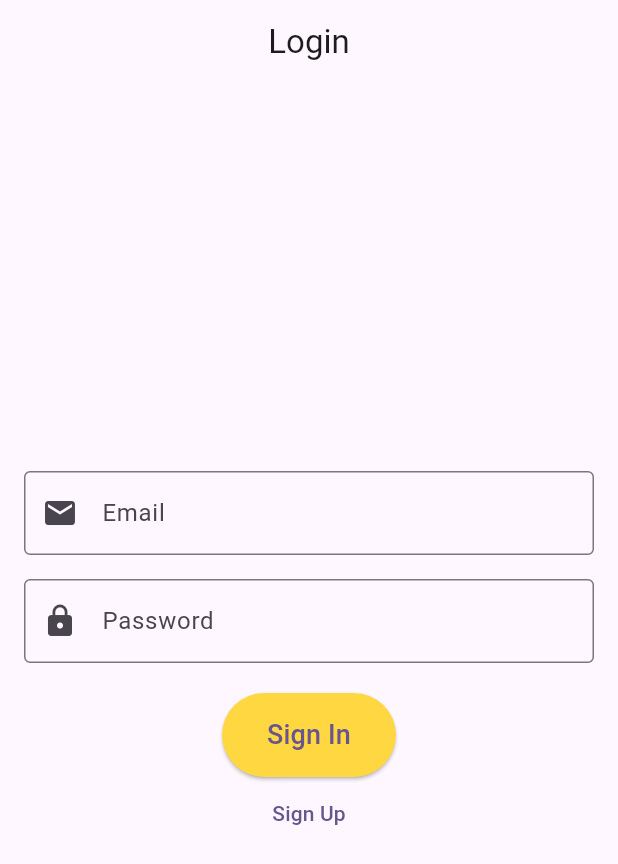
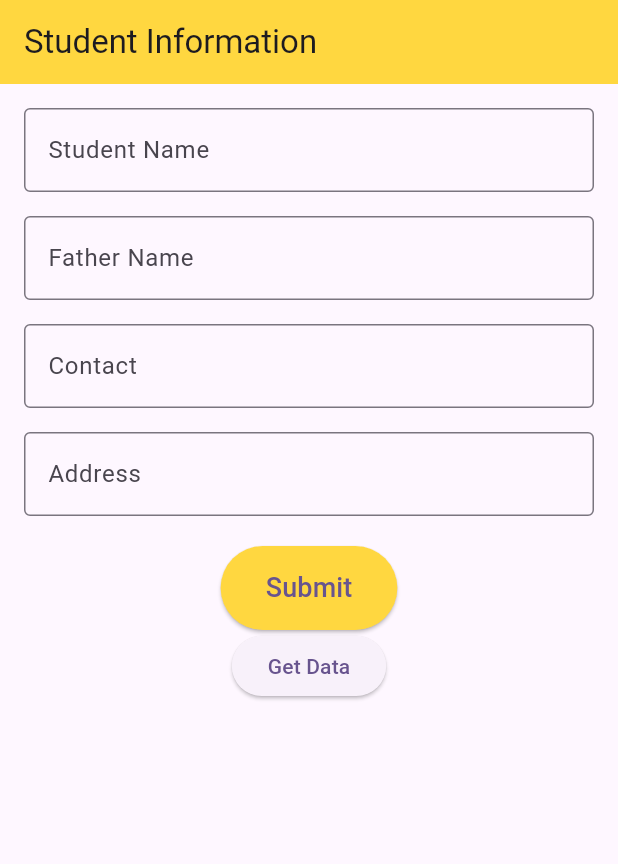
Before and after one commit to Adsoftwares1/batch-3-flutter, a Flutter app: the screen it shows after launch, on a phone screen of 412 x 824 dp. Shown: the top 864 px of the screen. Run offline on Flutter 3.47's test engine with Material 3 defaults, Android fonts, the phone set to English and light mode, and no system bars; our stand-ins replace cached_network_image, cloud_firestore, dotted_border, firebase_auth, firebase_core, google_fonts and 1 more; accounts and stored records are empty.

Commit message:
add data and get data from firestore

```diff
--- /dev/null
+++ b/lib/1_30_2025_firestore_database/get_data_screen.dart
@@ -0,0 +1,46 @@
+
+
+import 'package:cloud_firestore/cloud_firestore.dart';
+import 'package:flutter/material.dart';
+
+class GetDataScreen extends StatelessWidget {
+  @override
+  Widget build(BuildContext context) {
+    return Scaffold(
+      appBar: AppBar(
+        title: Text('User Data'),
+        backgroundColor: Colors.amberAccent,
+      ),
+      body: StreamBuilder<QuerySnapshot>(
+        stream: FirebaseFirestore.instance.collection('students').snapshots(),
+        builder: (context, snapshot) {
+          if (snapshot.connectionState == ConnectionState.waiting) {
+            return Center(child: CircularProgressIndicator());
+          }
+          if (snapshot.hasError) {
+            return Center(child: Text('Error: ${snapshot.error}'));
+          }
+          final data = snapshot.data?.docs;
+
+          return ListView.builder(
+            itemCount: data?.length ?? 0,
+            itemBuilder: (context, index) {
+              var student = data![index];
+              return ListTile(
+                title: Text(student['studentName']),
+                subtitle: Column(
+                  crossAxisAlignment: CrossAxisAlignment.start,
+                  children: [
+                    Text('Father Name: ${student['fatherName']}'),
+                    Text('Contact: ${student['contact']}'),
+                    Text('Address: ${student['address']}'),
+                  ],
+                ),
+              );
+            },
+          );
+        },
+      ),
+    );
+  }
+}
--- /dev/null
+++ b/lib/1_30_2025_firestore_database/insert_data_screen.dart
@@ -0,0 +1,149 @@
+import 'package:cloud_firestore/cloud_firestore.dart';
+import 'package:first_app_batch_3/1_30_2025_firestore_database/get_data_screen.dart';
+import 'package:flutter/material.dart';
+
+class InsertDataScreen extends StatefulWidget {
+  @override
+  _InsertDataScreenState createState() => _InsertDataScreenState();
+}
+
+class _InsertDataScreenState extends State<InsertDataScreen> {
+  final TextEditingController studentNameController = TextEditingController();
+  final TextEditingController fatherNameController = TextEditingController();
+  final TextEditingController contactController = TextEditingController();
+  final TextEditingController addressController = TextEditingController();
+
+  final _formKey = GlobalKey<FormState>();
+  bool isLoading = false;
+
+  @override
+  Widget build(BuildContext context) {
+    return Scaffold(
+      appBar: AppBar(
+        title: Text('Student Information'),
+        backgroundColor: Colors.amberAccent,
+      ),
+      body: Padding(
+        padding: const EdgeInsets.all(16.0),
+        child: Form(
+          key: _formKey,
+          child: Column(
+            children: [
+              TextFormField(
+                controller: studentNameController,
+                decoration: InputDecoration(
+                  labelText: 'Student Name',
+                  errorStyle: TextStyle(color: Colors.red),
+                  border: OutlineInputBorder(),
+                ),
+                validator: (value) {
+                  if (value == null || value.isEmpty) {
+                    return 'Please enter student name';
+                  }
+                  return null;
+                },
+              ),
+              SizedBox(height: 16.0),
+              TextFormField(
+                controller: fatherNameController,
+                decoration: InputDecoration(
+                  labelText: 'Father Name',
+                  errorStyle: TextStyle(color: Colors.red),
+                  border: OutlineInputBorder(),
+                ),
+                validator: (value) {
+                  if (value == null || value.isEmpty) {
+                    return 'Please enter father name';
+                  }
+                  return null;
+                },
+              ),
+              SizedBox(height: 16.0),
+              TextFormField(
+                controller: contactController,
+                decoration: InputDecoration(
+                  labelText: 'Contact',
+                  errorStyle: TextStyle(color: Colors.red),
+                  border: OutlineInputBorder(),
+                ),
+                validator: (value) {
+                  if (value == null || value.isEmpty) {
+                    return 'Please enter contact number';
+                  }
+                  return null;
+                },
+              ),
+              SizedBox(height: 16.0),
+              TextFormField(
+                controller: addressController,
+                decoration: InputDecoration(
+                  labelText: 'Address',
+                  errorStyle: TextStyle(color: Colors.red),
+                  border: OutlineInputBorder(),
+                ),
+                validator: (value) {
+                  if (value == null || value.isEmpty) {
+                    return 'Please enter address';
+                  }
+                  return null;
+                },
+              ),
+              SizedBox(height: 20.0),
+              ElevatedButton(
+                onPressed: () async {
+                  setState(() {
+                    isLoading = true;
+                  });
+                  if (_formKey.currentState!.validate()) {
+                    // step no : 3
+                    FirebaseFirestore firestoreObject =
+
+                        FirebaseFirestore.instance;
+                    // step no store data in firestore: 4
+                    try {
+                      await firestoreObject.collection("students").add({
+                        "studentName": studentNameController.text,
+                        "fatherName": fatherNameController.text,
+                        "contact": contactController.text,
+                        "address": addressController.text,
+                      });
+
+                      ScaffoldMessenger.of(context).showSnackBar(
+                        SnackBar(content: Text('Data Submitted successfully')),
+                      );
+                    } catch (e) {
+                      ScaffoldMessenger.of(context).showSnackBar(
+                        SnackBar(content: Text(e.toString())),
+                      );
+                    }
+                    setState(() {
+                      isLoading = false;
+                    });
+                  }
+                },
+                style: ElevatedButton.styleFrom(
+
+                  backgroundColor: Colors.amberAccent,
+                  padding:
+                      EdgeInsets.symmetric(vertical: 15.0, horizontal: 30.0),
+                ),
+                child: isLoading
+                    ? CircularProgressIndicator()
+                    : Text('Submit', style: TextStyle(fontSize: 18)),
+              ),
+
+              // navigate to get data screen
+              ElevatedButton(
+                onPressed: () {
+                  Navigator.push(context, MaterialPageRoute(builder: (context) => GetDataScreen()));
+                },
+                child: Text('Get Data'),
+              ),
+            ],
+          ),
+
+        ),
+      ),
+    );
+  }
+}
--- a/lib/main.dart
+++ b/lib/main.dart
@@ -6,6 +6,7 @@ import 'package:first_app_batch_3/1_29_2025_firebase_email_athentication/login_w
 import 'package:first_app_batch_3/firebase_options.dart';
 import 'package:flutter/material.dart';
 import 'package:shared_preferences/shared_preferences.dart';
+import 'package:first_app_batch_3/1_30_2025_firestore_database/insert_data_screen.dart';
 late SharedPreferences sharedPreferencesObject;
 bool isLogin = false;
 
@@ -33,7 +34,7 @@ class MyApp extends StatelessWidget {
         colorScheme: ColorScheme.fromSeed(seedColor: Colors.deepPurple),
         useMaterial3: true,
       ),
-      home: LoginWithEmailAndPassword(),
+      home: InsertDataScreen(),
     );
   }
 }
--- a/pubspec.yaml
+++ b/pubspec.yaml
@@ -44,6 +44,7 @@ dependencies:
   # for firebase
   firebase_core: ^3.10.1
   firebase_auth: ^5.4.1
+  cloud_firestore: ^5.6.2
 
 
 dev_dependencies:
```
Also changed, not shown: lib/1_30_2025_firestore_database/update_data_screen.dart (added, +110 -0 lines), pubspec.lock, 2 other files.
